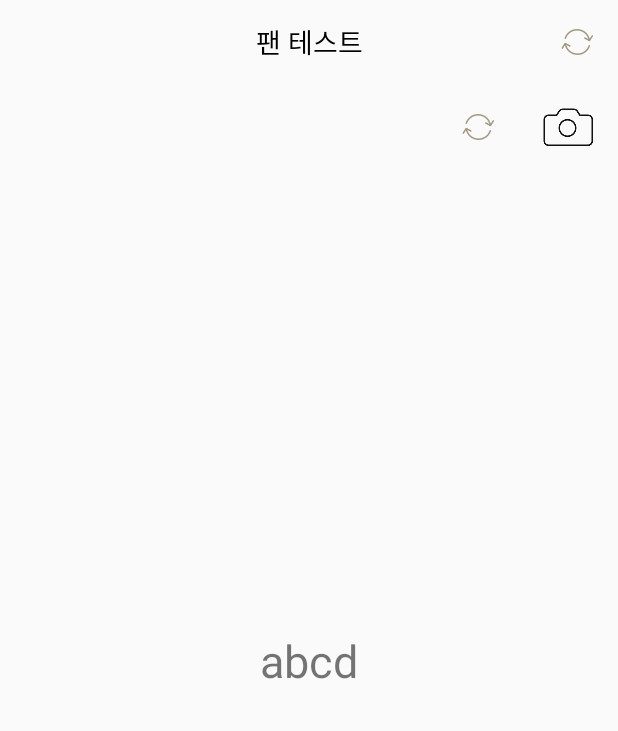
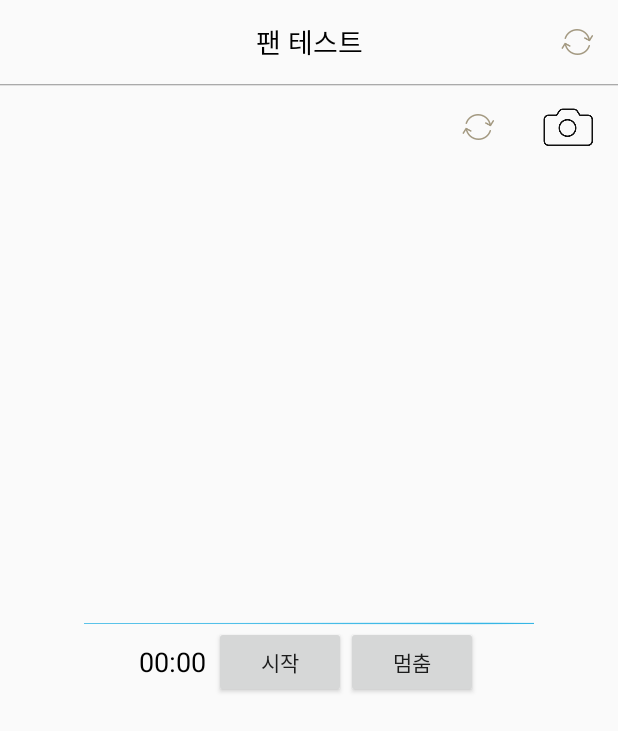
Before and after one commit to neopenproject/Frontend, an Android app: the PenActivity screen opened directly, with no data from a screen before it, on a phone screen of 412 x 824 dp. Shown: the top 731 px of the screen. Run offline under Robolectric (Android 15) with nearby library versions, the phone set to English and light mode, and no system bars; our stand-ins replace RxJava; libraries missing offline, so code that uses them is left out: com.pacific.timer.

Commit message:
Setting CountDown progress bar

```diff
--- a/app/src/main/java/hackathon/co/kr/neopen/temp/PenActivity.java
+++ b/app/src/main/java/hackathon/co/kr/neopen/temp/PenActivity.java
@@ -8,20 +8,21 @@ import android.app.*;
 import android.content.*;
 import android.content.pm.PackageManager;
 import android.graphics.Color;
-import android.os.Build;
-import android.os.Bundle;
-import android.os.Environment;
-import android.os.Parcelable;
+import android.os.*;
 import android.util.Log;
 import android.view.*;
 import android.view.animation.AccelerateDecelerateInterpolator;
 import android.view.animation.DecelerateInterpolator;
+import android.view.animation.LinearInterpolator;
 import android.widget.FrameLayout;
+import android.widget.ProgressBar;
+import android.widget.TextView;
 import android.widget.Toast;
 import androidx.appcompat.app.AppCompatActivity;
 import androidx.appcompat.widget.Toolbar;
 import androidx.constraintlayout.widget.ConstraintLayout;
 import androidx.core.content.ContextCompat;
+import com.pacific.timer.Rx2Timer;
 import hackathon.co.kr.neopen.DefaultFunctionKt;
 import hackathon.co.kr.neopen.R;
 import hackathon.co.kr.neopen.sdk.ink.structure.Dot;
@@ -32,6 +33,13 @@ import hackathon.co.kr.neopen.sdk.pen.offline.OfflineFileParser;
 import hackathon.co.kr.neopen.sdk.pen.penmsg.JsonTag;
 import hackathon.co.kr.neopen.sdk.pen.penmsg.PenMsgType;
 import hackathon.co.kr.neopen.sdk.util.NLog;
+import hackathon.co.kr.util.DateUtils;
+import io.reactivex.Observable;
+import io.reactivex.Scheduler;
+import io.reactivex.android.schedulers.AndroidSchedulers;
+import io.reactivex.functions.Function;
+import io.reactivex.observers.DefaultObserver;
+import io.reactivex.schedulers.Schedulers;
 import kotlin.Unit;
 import org.json.JSONArray;
 import org.json.JSONException;
@@ -39,6 +47,8 @@ import org.json.JSONObject;
 
 import java.lang.reflect.Field;
 import java.util.ArrayList;
+import java.util.Locale;
+import java.util.concurrent.TimeUnit;
 
 import static hackathon.co.kr.util.PhotoUtilKt.saveGallery;
 
@@ -77,6 +87,13 @@ public class PenActivity extends AppCompatActivity
 
     ConstraintLayout cl_front;
     FrameLayout fl_back;
+
+    private ProgressBar progressBar;
+
+    private TextView testTextView;
+
+    private long mStartTime = 0;
+    private long mTimeLeftInMillis;
 
     @Override
     protected void onCreate(Bundle savedInstanceState) {
@@ -206,6 +223,37 @@ public class PenActivity extends AppCompatActivity
                         }
                 )
         );
+
+        progressBar = findViewById(R.id.progress_timer);
+        mStartTime = 600000;
+        progressBar.setProgress(100);
+        mTimeLeftInMillis = mStartTime;
+        testTextView = findViewById(R.id.test_text);
+
+        CountDownTimer countDownTimer = new CountDownTimer(mStartTime, 1000) {
+            @Override
+            public void onTick(long millisUntilFinished) {
+                mTimeLeftInMillis = millisUntilFinished;
+                DateUtils.updateCountDownText(testTextView, mTimeLeftInMillis);
+            }
+
+            @Override
+            public void onFinish() {
+                Toast.makeText(getBaseContext(), "시간이 초과되었습니다.", Toast.LENGTH_LONG).show();
+            }
+        };
+
+        ObjectAnimator animation = ObjectAnimator.ofInt(progressBar, "progress", 100, 0);
+        animation.setDuration(mStartTime);
+        animation.setInterpolator(new DecelerateInterpolator());
+
+        findViewById(R.id.btn_start).setOnClickListener(new View.OnClickListener() {
+            @Override
+            public void onClick(View v) {
+                countDownTimer.start();
+                animation.start();
+            }
+        });
     }
 
     private void penClientSetting() {
--- /dev/null
+++ b/app/src/main/java/hackathon/co/kr/util/DateUtils.java
@@ -0,0 +1,14 @@
+package hackathon.co.kr.util;
+
+import android.widget.TextView;
+
+import java.util.Locale;
+
+public class DateUtils {
+
+    public static void updateCountDownText(TextView textView, long timeMillis) {
+        int minutes = (int) (timeMillis / 1000) / 60;
+        int seconds = (int) (timeMillis / 1000) % 60;
+        textView.setText(String.format(Locale.KOREA, "%02d:%02d", minutes, seconds));
+    }
+}
--- a/app/src/main/res/layout/activity_pen.xml
+++ b/app/src/main/res/layout/activity_pen.xml
@@ -29,6 +29,12 @@
                 android:layout_height="wrap_content"/>
     </androidx.appcompat.widget.Toolbar>
 
+    <View
+            android:layout_width="match_parent"
+            android:layout_height="1dp"
+            app:layout_constraintTop_toBottomOf="@+id/toolbar"
+            android:background="@drawable/toolbar_dropshadow"/>
+
     <androidx.constraintlayout.widget.ConstraintLayout
             android:id="@+id/cl_front"
             android:layout_width="match_parent"
@@ -39,16 +45,50 @@
             app:layout_constraintRight_toRightOf="parent"
             app:layout_constraintBottom_toBottomOf="parent">
 
-        <TextView
-                android:id="@+id/tv_text"
-                android:layout_width="wrap_content"
-                app:layout_constraintTop_toTopOf="parent"
-                app:layout_constraintLeft_toLeftOf="parent"
-                app:layout_constraintRight_toRightOf="parent"
-                app:layout_constraintBottom_toBottomOf="parent"
-                android:text="abcd"
-                android:textSize="30sp"
-                android:layout_height="wrap_content"/>
+        <LinearLayout
+                android:layout_width="match_parent"
+                android:layout_height="match_parent"
+                android:gravity="center_vertical"
+                android:orientation="vertical">
+
+            <ProgressBar
+                    android:id="@+id/progress_timer"
+                    android:layout_width="300dp"
+                    android:layout_height="3dp"
+                    style="@android:style/Widget.Holo.ProgressBar.Horizontal"
+                    android:max="100"
+                    android:progress="100"
+                    android:layout_gravity="center"
+                    app:layout_constraintTop_toTopOf="parent"
+                    app:layout_constraintLeft_toLeftOf="parent"
+                    app:layout_constraintRight_toRightOf="parent"/>
+            <LinearLayout
+                    android:layout_width="match_parent"
+                    android:layout_height="wrap_content"
+                    android:gravity="center">
+                <TextView
+                        android:id="@+id/test_text"
+                        android:layout_width="wrap_content"
+                        android:layout_height="wrap_content"
+                        android:textSize="18sp"
+                        android:textColor="@android:color/black"
+                        android:layout_marginEnd="5dp"
+                        android:text="00:00"/>
+
+                <Button
+                        android:id="@+id/btn_start"
+                        android:layout_width="wrap_content"
+                        android:layout_height="wrap_content"
+                        android:text="시작"/>
+
+                <Button
+                        android:id="@+id/btn_stop"
+                        android:layout_width="wrap_content"
+                        android:layout_height="wrap_content"
+                        android:text="멈춤"/>
+            </LinearLayout>
+        </LinearLayout>
+
 
     </androidx.constraintlayout.widget.ConstraintLayout>
 
@@ -60,7 +100,8 @@
             app:layout_constraintTop_toBottomOf="@+id/toolbar"
             app:layout_constraintLeft_toLeftOf="parent"
             app:layout_constraintRight_toRightOf="parent"
-            app:layout_constraintBottom_toBottomOf="parent"/>
+            app:layout_constraintBottom_toBottomOf="parent" app:layout_constraintHorizontal_bias="0.0"
+            app:layout_constraintVertical_bias="0.0"/>
 
     <LinearLayout
             android:layout_width="wrap_content"
```
